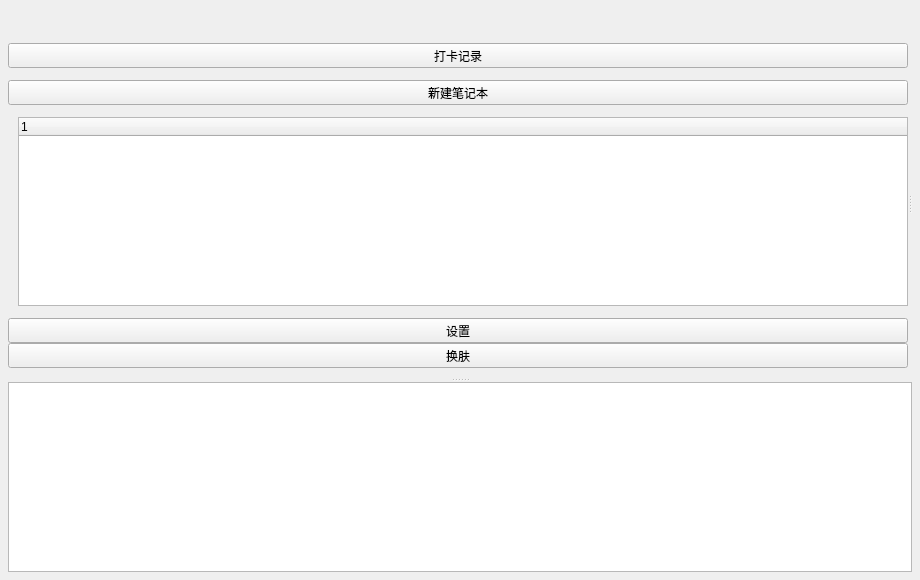
Old version of the form App/windows/mainwindow.ui in the repository kevinWu7/LifeNote.
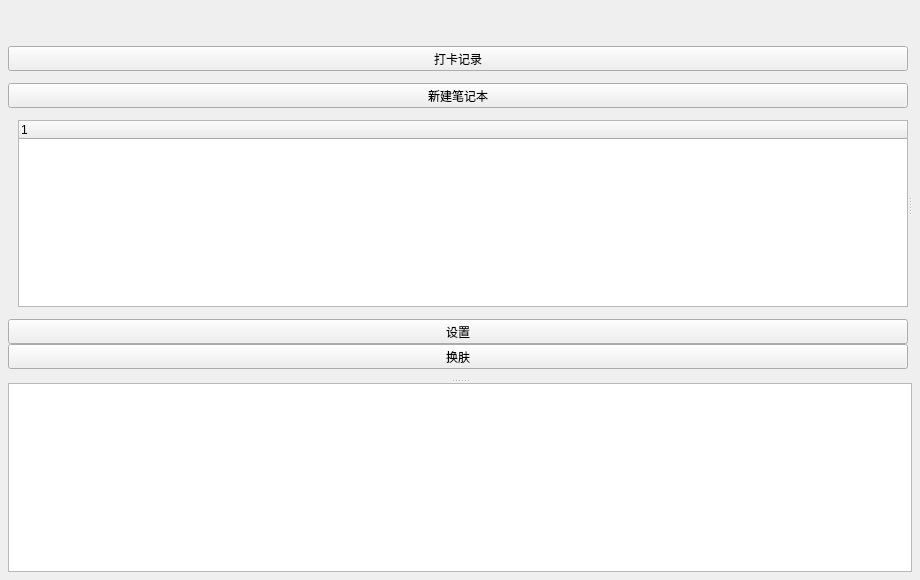
New version of the form. Custom widgets are drawn as their Qt base class.

Patch:
```diff
--- a/App/windows/mainwindow.ui
+++ b/App/windows/mainwindow.ui
@@ -10,6 +10,12 @@
     <height>580</height>
    </rect>
   </property>
+  <property name="sizePolicy">
+   <sizepolicy hsizetype="Expanding" vsizetype="Expanding">
+    <horstretch>0</horstretch>
+    <verstretch>0</verstretch>
+   </sizepolicy>
+  </property>
   <property name="windowTitle">
    <string>MainWindow</string>
   </property>
@@ -38,13 +44,13 @@
       <property name="minimumSize">
        <size>
         <width>0</width>
-        <height>20</height>
+        <height>23</height>
        </size>
       </property>
       <property name="maximumSize">
        <size>
         <width>16777215</width>
-        <height>20</height>
+        <height>23</height>
        </size>
       </property>
      </widget>
```
Left out of the diff: 2 changed lines with no effect on the pictures.
